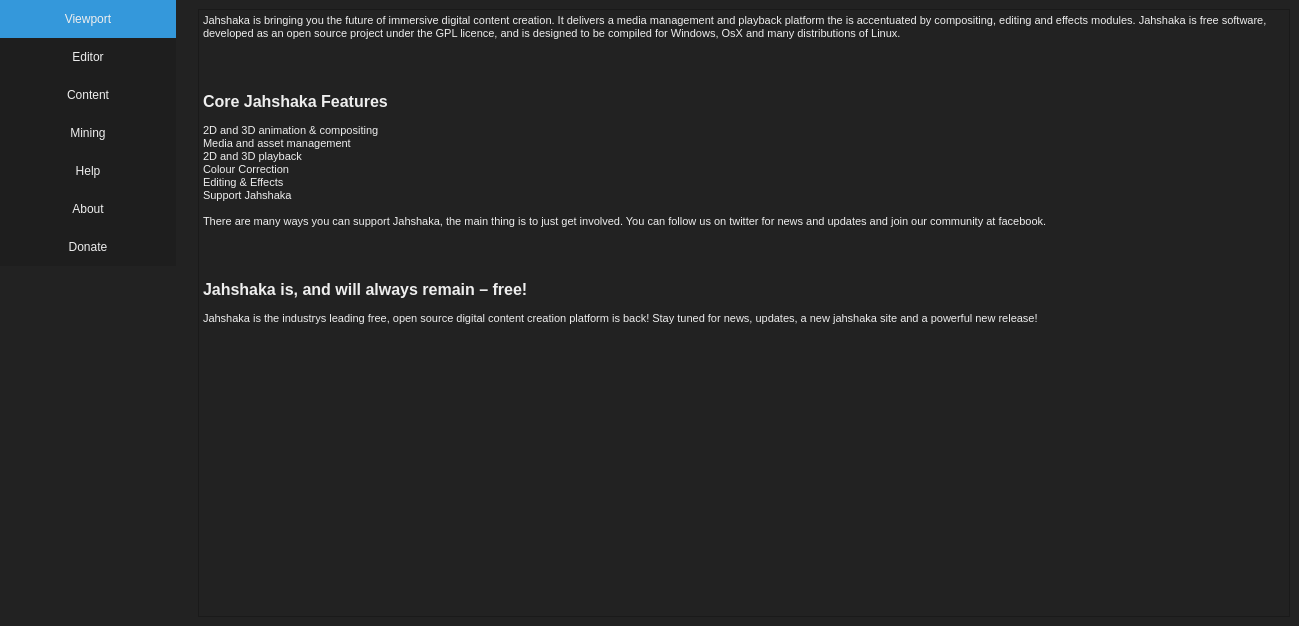
The window that src/dialogs/preferences/worldsettings.ui (jahshaka/Studio) describes before a commit, drawn with Qt 5.
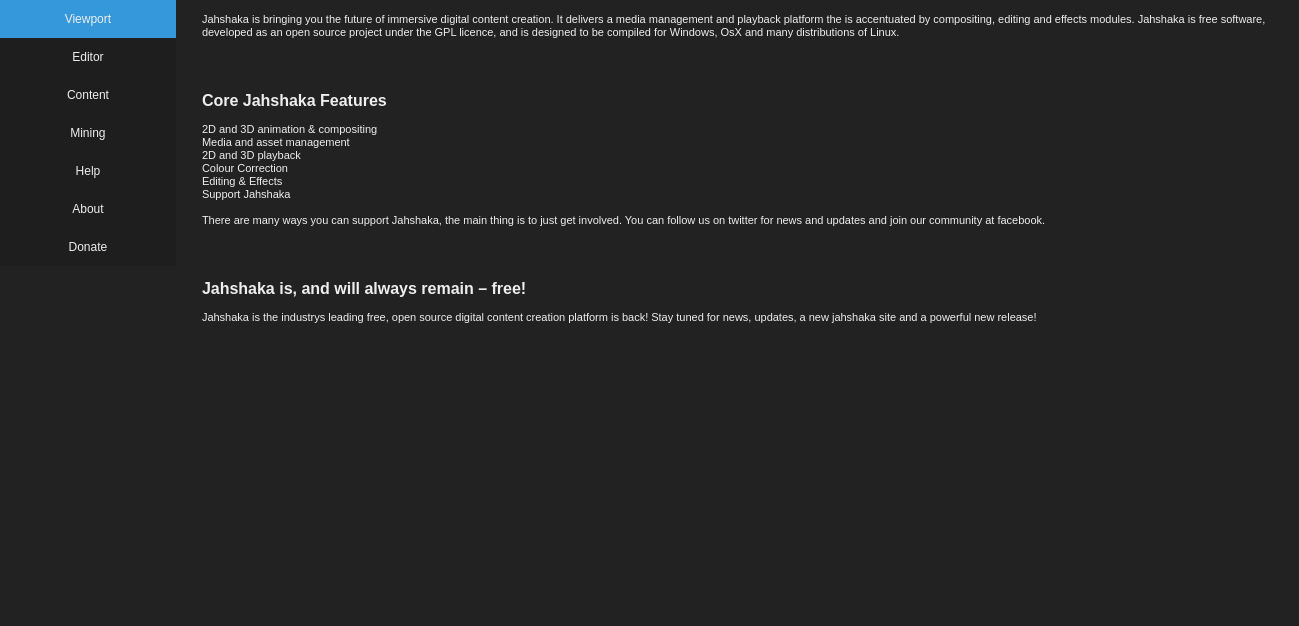
The same window after the commit. The open tabs and pages were chosen to show the change. Icons and pictures are not drawn. Custom widgets are drawn as their Qt base class.

Diff of the .ui file:
```diff
--- a/src/dialogs/preferences/worldsettings.ui
+++ b/src/dialogs/preferences/worldsettings.ui
@@ -728,9 +728,40 @@
      <widget class="QWidget" name="mining"/>
      <widget class="QWidget" name="help_page"/>
      <widget class="QWidget" name="about_page">
+      <property name="styleSheet">
+       <string notr="true">QScrollBar:vertical {
+	width: 12px;
+	border-left: 1px solid black;
+    background: transparent;
+}
+
+QScrollBar::handle:vertical {
+    background: #5A5F66;
+	border: 1px solid black;
+	min-height: 32px;
+	margin: 2px 1px 2px 1px;
+	border-radius: 4px; /* this appears to be tied to the (width of the scrollbar / 2) */
+}
+
+QScrollBar::handle:vertical:hover {
+    background-color: #6b6f77;
+}
+
+QScrollBar::add-page:vertical,  QScrollBar::sub-page:vertical {
+    background: #17181a;
+}
+
+QScrollBar::add-line:vertical, QScrollBar::sub-line:vertical {
+      border: none;
+      background: none;
+}</string>
+      </property>
       <layout class="QGridLayout" name="gridLayout_2">
        <item row="0" column="0">
         <widget class="QTextBrowser" name="textBrowser">
+         <property name="styleSheet">
+          <string notr="true">border: 0</string>
+         </property>
          <property name="html">
           <string>&lt;!DOCTYPE HTML PUBLIC &quot;-//W3C//DTD HTML 4.0//EN&quot; &quot;http://www.w3.org/TR/REC-html40/strict.dtd&quot;&gt;
 &lt;html&gt;&lt;head&gt;&lt;meta name=&quot;qrichtext&quot; content=&quot;1&quot; /&gt;&lt;style type=&quot;text/css&quot;&gt;
```
Left out of the diff: 6 changed lines with no effect on the pictures.
